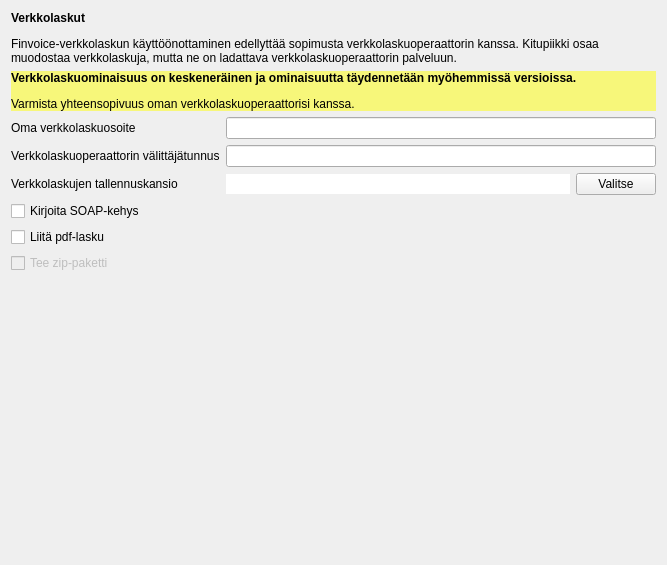
Above: kitupiikki/maaritys/verkkolaskumaaritys.ui from artoh/kitupiikki before the change. Below: the same form after it.
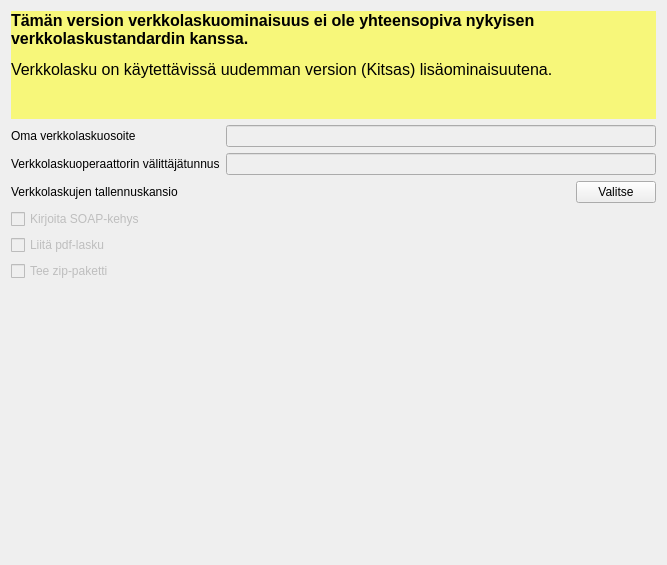
That is the form after the change. Icons and pictures are not drawn.

The edit to the form file:
```diff
--- a/kitupiikki/maaritys/verkkolaskumaaritys.ui
+++ b/kitupiikki/maaritys/verkkolaskumaaritys.ui
@@ -14,23 +14,13 @@
    <string>Form</string>
   </property>
   <layout class="QVBoxLayout" name="verticalLayout">
-   <item>
-    <widget class="QLabel" name="label">
-     <property name="text">
-      <string>&lt;html&gt;&lt;head/&gt;&lt;body&gt;&lt;p&gt;&lt;span style=&quot; font-weight:600;&quot;&gt;Verkkolaskut&lt;/span&gt;&lt;/p&gt;&lt;p&gt;Finvoice-verkkolaskun käyttöönottaminen edellyttää sopimusta verkkolaskuoperaattorin kanssa. Kitupiikki osaa muodostaa verkkolaskuja, mutta ne on ladattava verkkolaskuoperaattorin palveluun.&lt;/p&gt;&lt;/body&gt;&lt;/html&gt;</string>
-     </property>
-     <property name="wordWrap">
-      <bool>true</bool>
-     </property>
-    </widget>
-   </item>
    <item>
     <widget class="QLabel" name="label_5">
      <property name="styleSheet">
       <string notr="true">background-color: rgba(255, 255, 0, 125);</string>
      </property>
      <property name="text">
-      <string>&lt;html&gt;&lt;head/&gt;&lt;body&gt;&lt;p&gt;&lt;span style=&quot; font-weight:600;&quot;&gt;Verkkolaskuominaisuus on keskeneräinen ja ominaisuutta täydennetään myöhemmissä versioissa.&lt;/span&gt;&lt;/p&gt;&lt;p&gt;Varmista yhteensopivuus oman verkkolaskuoperaattorisi kanssa.&lt;/p&gt;&lt;/body&gt;&lt;/html&gt;</string>
+      <string>&lt;html&gt;&lt;head/&gt;&lt;body&gt;&lt;p&gt;&lt;span style=&quot; font-size:12pt; font-weight:600;&quot;&gt;Tämän version verkkolaskuominaisuus ei ole yhteensopiva nykyisen verkkolaskustandardin kanssa. &lt;/span&gt;&lt;/p&gt;&lt;p&gt;&lt;span style=&quot; font-size:12pt;&quot;&gt;Verkkolasku on käytettävissä uudemman version (Kitsas) lisäominaisuutena.&lt;/span&gt;&lt;/p&gt;&lt;p&gt;&lt;br/&gt;&lt;/p&gt;&lt;/body&gt;&lt;/html&gt;</string>
      </property>
      <property name="wordWrap">
       <bool>true</bool>
@@ -50,7 +40,11 @@
       </widget>
      </item>
      <item row="0" column="1">
-      <widget class="QLineEdit" name="osoiteEdit"/>
+      <widget class="QLineEdit" name="osoiteEdit">
+       <property name="enabled">
+        <bool>false</bool>
+       </property>
+      </widget>
      </item>
      <item row="1" column="0">
       <widget class="QLabel" name="label_3">
@@ -63,7 +57,11 @@
       </widget>
      </item>
      <item row="1" column="1">
-      <widget class="QLineEdit" name="valittajaEdit"/>
+      <widget class="QLineEdit" name="valittajaEdit">
+       <property name="enabled">
+        <bool>false</bool>
+       </property>
+      </widget>
      </item>
      <item row="2" column="0">
       <widget class="QLabel" name="label_4">
@@ -79,6 +77,9 @@
       <layout class="QHBoxLayout" name="horizontalLayout">
        <item>
         <widget class="QLineEdit" name="kansioEdit">
+         <property name="enabled">
+          <bool>false</bool>
+         </property>
          <property name="frame">
           <bool>false</bool>
          </property>
@@ -102,6 +103,9 @@
      </item>
      <item row="3" column="0">
       <widget class="QCheckBox" name="soapBox">
+       <property name="enabled">
+        <bool>false</bool>
+       </property>
        <property name="text">
         <string>Kirjoita SOAP-kehys</string>
        </property>
@@ -113,6 +117,9 @@
      </item>
      <item row="4" column="0">
       <widget class="QCheckBox" name="pdfBox">
+       <property name="enabled">
+        <bool>false</bool>
+       </property>
        <property name="text">
         <string>Liitä pdf-lasku</string>
        </property>
```
